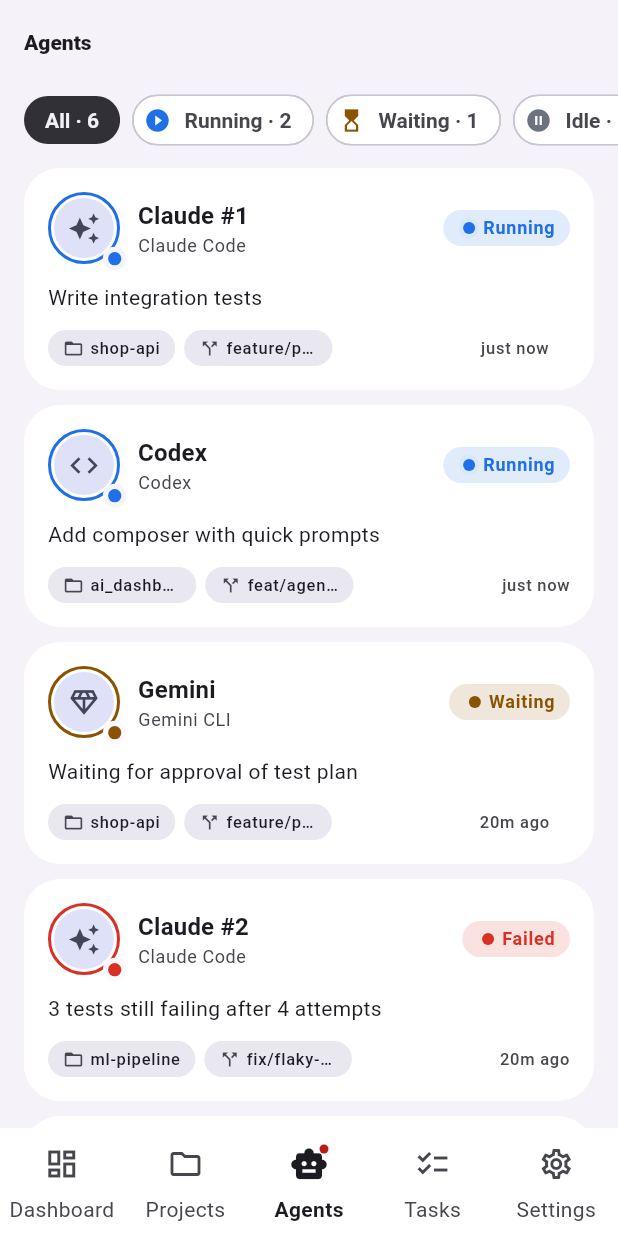
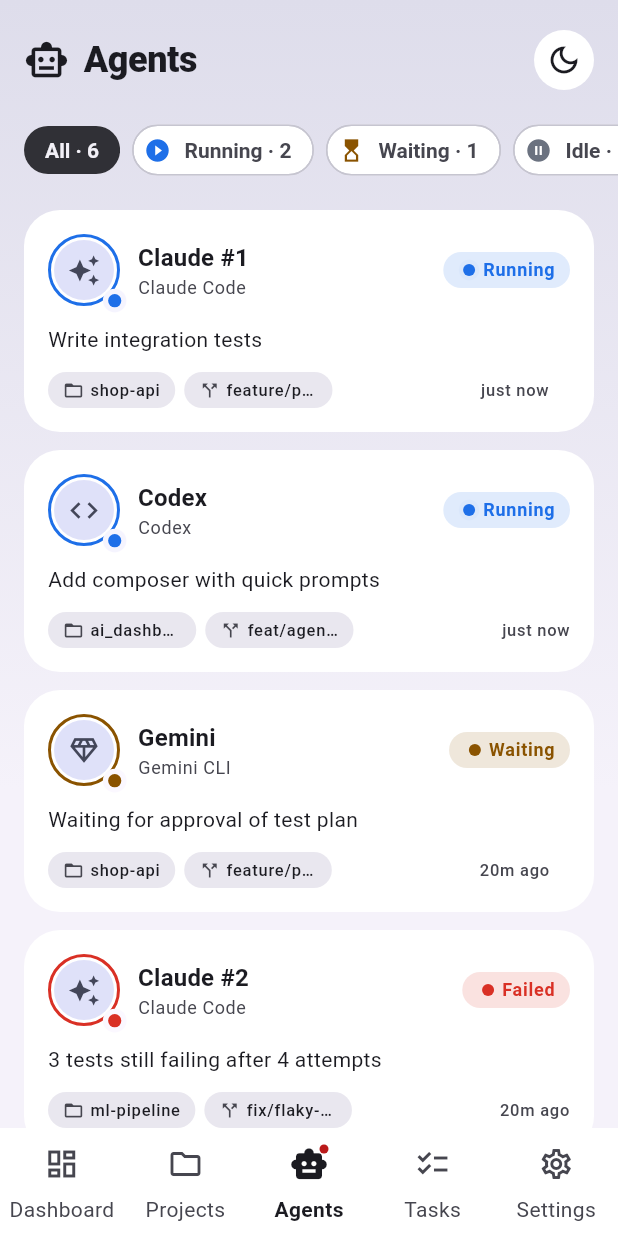
Before and after one commit to c0balt60/ai_dashboard, a Flutter app: the screen it shows after launch, item 3 of the bottom bar chosen, on a phone screen of 412 x 824 dp. Run offline on Flutter 3.47's test engine with Material 3 defaults, Android fonts, the phone set to English and light mode, and no system bars; our stand-ins replace flutter_riverpod, go_router.

Commit message:
Restyle agents and agent chat with a floating composer
Chat stays centered on wide screens, Enter sends on desktop, and the banner
and quick prompts step aside when the keyboard is up or the screen is short.

Co-Authored-By: Claude Opus 5.5 (1M context) <noreply@anthropic.com>

```diff
--- a/lib/features/agents/agents_screen.dart
+++ b/lib/features/agents/agents_screen.dart
@@ -5,6 +5,8 @@ import '../../data/models/models.dart';
 import '../../providers/backend_providers.dart';
 import '../../widgets/agent_card.dart';
 import '../../widgets/common.dart';
+import '../../widgets/layout.dart';
+import '../../widgets/page.dart';
 import '../../widgets/status/status_visuals.dart';
 
 /// Agents tab: every agent on the PC, filterable by status.
@@ -30,20 +32,36 @@ class _AgentsScreenState extends ConsumerState<AgentsScreen> {
   @override
   Widget build(BuildContext context) {
     final agentsAsync = ref.watch(agentsProvider);
+    final agents = agentsAsync.value;
 
-    return Scaffold(
-      appBar: AppBar(title: const Text('Agents')),
-      body: AsyncValueView(
+    return AppPage(
+      title: 'Agents',
+      icon: Icons.smart_toy_outlined,
+      slivers: agents == null
+          ? [
+              SliverFillRemaining(
+                hasScrollBody: false,
+                child: Center(
+                  child: AsyncValueView(
                     agentsAsync,
-        data: (agents) {
+                    data: (_) => const SizedBox.shrink(),
+                  ),
+                ),
+              ),
+            ]
+          : _content(context, agents),
+    );
+  }
+
+  List<Widget> _content(BuildContext context, List<Agent> agents) {
     final shown = _filter == null
         ? agents
         : agents.where((a) => a.status == _filter).toList();
-          return Column(
-            children: [
-              SingleChildScrollView(
+    return [
+      SliverToBoxAdapter(
+        child: SingleChildScrollView(
           scrollDirection: Axis.horizontal,
-                padding: const EdgeInsets.symmetric(horizontal: 16),
+          padding: const EdgeInsets.fromLTRB(16, 4, 16, 8),
           child: Row(
             children: [
               for (final status in _filters)
@@ -61,10 +79,11 @@ class _AgentsScreenState extends ConsumerState<AgentsScreen> {
             ],
           ),
         ),
-              Expanded(
-                child: shown.isEmpty
-                    ? Center(
-                        child: SingleChildScrollView(
+      ),
+      if (shown.isEmpty)
+        SliverFillRemaining(
+          hasScrollBody: false,
+          child: Center(
             child: EmptyState(
               icon: Icons.smart_toy_outlined,
               message: _filter == null
@@ -73,18 +92,16 @@ class _AgentsScreenState extends ConsumerState<AgentsScreen> {
             ),
           ),
         )
-                    : ListView.separated(
-                        padding: const EdgeInsets.fromLTRB(16, 8, 16, 16),
-                        itemCount: shown.length,
-                        separatorBuilder: (_, _) => const SizedBox(height: 10),
-                        itemBuilder: (context, i) => AgentCard(shown[i]),
+      else
+        SliverToBoxAdapter(
+          child: Padding(
+            padding: const EdgeInsets.fromLTRB(16, 8, 16, 0),
+            child: ResponsiveGrid(
+              children: [for (final agent in shown) AgentCard(agent)],
             ),
           ),
-            ],
-          );
-        },
         ),
-    );
+    ];
   }
 }
 
@@ -107,7 +124,13 @@ class _FilterChip extends StatelessWidget {
     return ChoiceChip(
       avatar: visual == null
           ? null
-          : Icon(visual.icon, size: 18, color: visual.color),
+          : Icon(
+              visual.icon,
+              size: 18,
+              color: selected
+                  ? Theme.of(context).colorScheme.onInverseSurface
+                  : visual.color,
+            ),
       label: Text('${visual?.label ?? 'All'} · $count'),
       selected: selected,
       onSelected: (_) => onSelected(),
```
Also changed, not shown: lib/features/agents/agent_chat_screen.dart (+159 -54 lines). Lines whose indentation alone changed are shown as unchanged.
